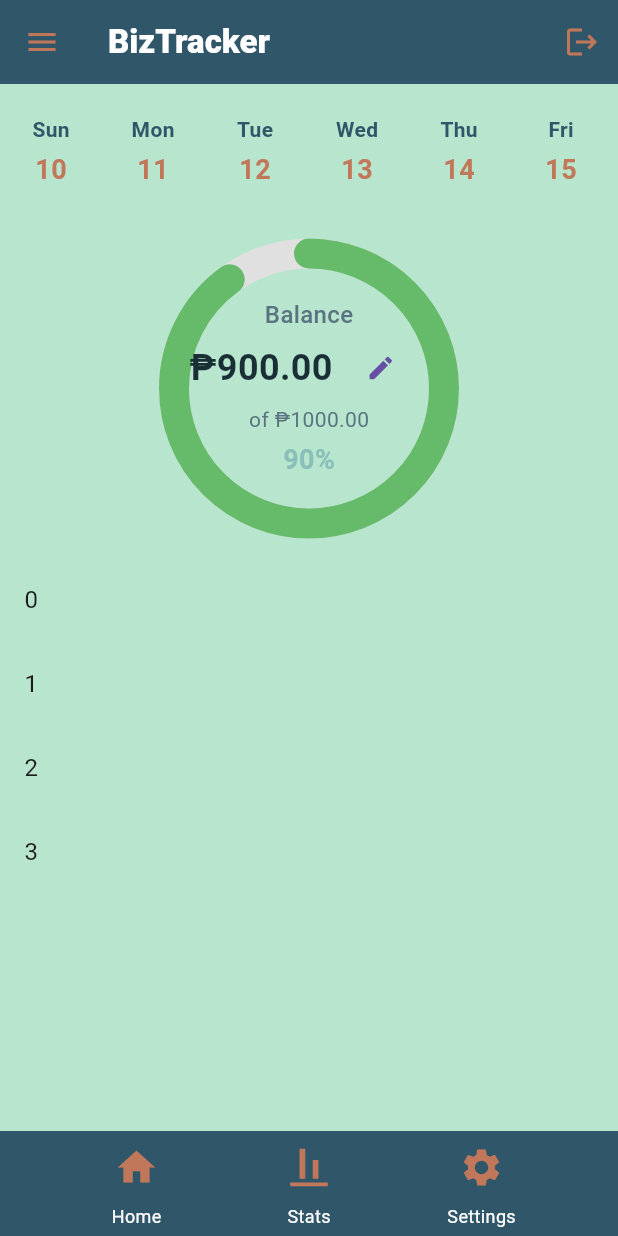
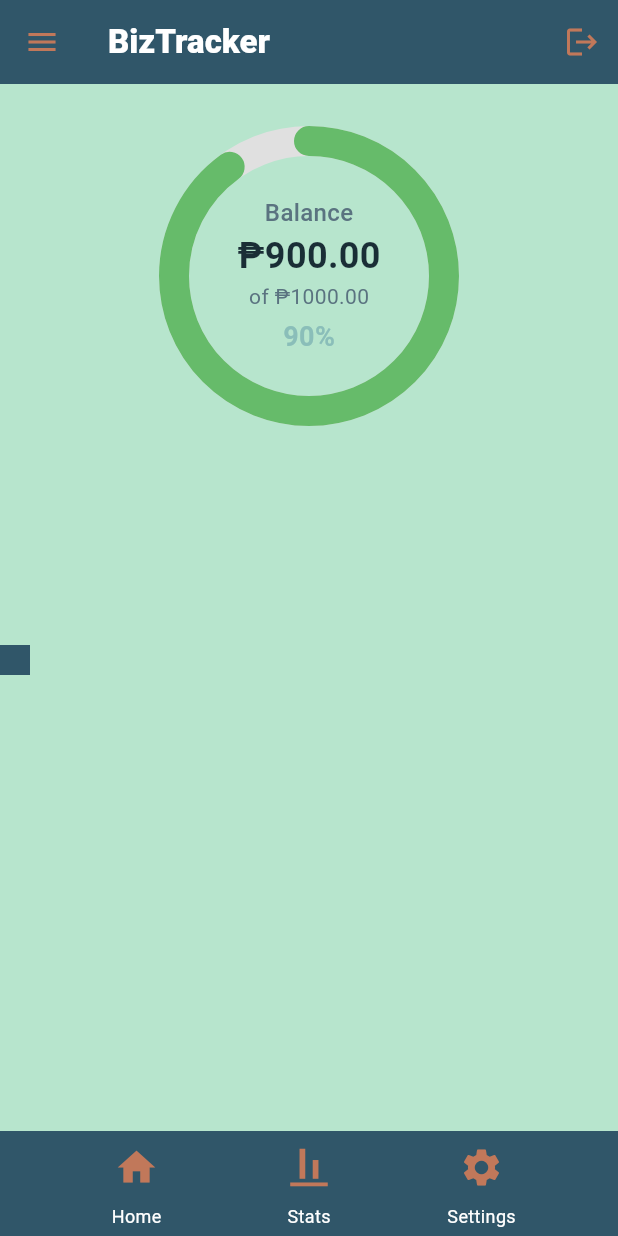
Before and after one commit to mmltcn/Mobile-App, a Flutter app: the screen it shows after launch, on a phone screen of 412 x 824 dp. Run offline on Flutter 3.47's test engine with Material 3 defaults, Android fonts, the phone set to English and light mode, and no system bars.

Commit message:
Clean Comments and Remove the calendar and the list

```diff
--- a/lib/home/circular_graph_balance_money.dart
+++ b/lib/home/circular_graph_balance_money.dart
@@ -1,16 +1,14 @@
 import 'package:flutter/material.dart';
 import 'dart:math' as math;
 
-/// Circular progress indicator showing money balance
-/// Like a loading bar that shows how much budget is used/remaining
 class CircularGraphBalanceMoney extends StatelessWidget {
-  final double currentAmount;    // Current spending/balance
-  final double totalAmount;      // Total budget/goal
-  final String label;            // Text to show in center (e.g., "Balance", "Budget")
-  final double size;             // Size of the circle
-  final double strokeWidth;      // Thickness of the circle
-  final Color progressColor;     // Color of the filled part
-  final Color backgroundColor;   // Color of the unfilled part
+  final double currentAmount;
+  final double totalAmount;
+  final String label;
+  final double size;
+  final double strokeWidth;
+  final Color progressColor;
+  final Color backgroundColor;
 
   const CircularGraphBalanceMoney({
     Key? key,
@@ -25,7 +23,7 @@ class CircularGraphBalanceMoney extends StatelessWidget {
 
   @override
   Widget build(BuildContext context) {
-    // Calculate percentage (0.0 to 1.0)
+
     double progress = totalAmount > 0 ? (currentAmount / totalAmount).clamp(0.0, 1.0) : 0.0;
 
     return SizedBox(
@@ -34,7 +32,7 @@ class CircularGraphBalanceMoney extends StatelessWidget {
       child: Stack(
         alignment: Alignment.center,
         children: [
-          // Custom painter for the circular progress
+
           CustomPaint(
             size: Size(size, size),
             painter: CircularProgressPainter(
@@ -44,8 +42,6 @@ class CircularGraphBalanceMoney extends StatelessWidget {
               backgroundColor: backgroundColor,
             ),
           ),
-
-          // Center text
           Column(
             mainAxisSize: MainAxisSize.min,
             children: [
@@ -68,15 +64,8 @@ class CircularGraphBalanceMoney extends StatelessWidget {
                         fontWeight: FontWeight.bold,
                       ),
                     ),
-                  SizedBox(
-                    child: TextButton(
-                      onPressed: (){},
-                      child: Icon(Icons.edit,size: 20.0)),
-                  ),
                 ]
               ),
-
-
               Text(
                 'of ₱${totalAmount.toStringAsFixed(2)}',
                 style: TextStyle(
@@ -101,7 +90,6 @@ class CircularGraphBalanceMoney extends StatelessWidget {
   }
 }
 
-/// Custom painter to draw the circular progress
 class CircularProgressPainter extends CustomPainter {
   final double progress;
   final double strokeWidth;
@@ -120,7 +108,7 @@ class CircularProgressPainter extends CustomPainter {
     final center = Offset(size.width / 2, size.height / 2);
     final radius = (size.width - strokeWidth) / 2;
 
-    // Draw background circle (gray unfilled part)
+
     final backgroundPaint = Paint()
       ..color = backgroundColor
       ..style = PaintingStyle.stroke
@@ -129,19 +117,19 @@ class CircularProgressPainter extends CustomPainter {
 
     canvas.drawCircle(center, radius, backgroundPaint);
 
-    // Draw progress arc (colored filled part)
+
     final progressPaint = Paint()
       ..color = Colors.green.shade400
       ..style = PaintingStyle.stroke
       ..strokeWidth = strokeWidth
       ..strokeCap = StrokeCap.round;
 
-    // Start from top (-90 degrees) and sweep clockwise
+
     final sweepAngle = 2 * math.pi * progress;
     canvas.drawArc(
       Rect.fromCircle(center: center, radius: radius),
-      -math.pi / 2,  // Start from top
-      sweepAngle,    // How much to fill
+      -math.pi / 2,
+      sweepAngle,
       false,
       progressPaint,
     );
--- a/lib/home/container_listview.dart
+++ b/lib/home/container_listview.dart
@@ -1,17 +1,21 @@
 import 'package:flutter/material.dart';
+import 'package:widgetdemo/color_palette/main_color_palette.dart';
 
 class ContainerListview extends StatelessWidget{
   const ContainerListview({super.key});
 
 @override
   Widget build(BuildContext context) {
-    return Container(
-      child: ListView.builder(
-        itemCount: 5,
-        itemBuilder: (context, index) => ListTile(
-          title: Text(index.toString()),
+    return Row(
+      children: [
+        Positioned(
+          child: Container(
+            height: 20,
+            width: 20,
+            color: AppColors.primary,
+          )
         )
-      ),
+      ],
     );
   }
 }
--- a/lib/home/home_page.dart
+++ b/lib/home/home_page.dart
@@ -3,7 +3,6 @@ import 'package:widgetdemo/color_palette/main_color_palette.dart';
 import 'package:widgetdemo/home/circular_graph_balance_money.dart';
 import 'package:widgetdemo/home/container_listview.dart';
 import 'bottomtab.dart';
-import 'horizontal_calendar.dart';
 
 class HomePage extends StatefulWidget {
   const HomePage({super.key});
@@ -39,15 +38,6 @@ class _HomePageState extends State<HomePage> {
       ),
       body: Column(
         children: [
-
-          HorizontalCalendar(
-            selectedDate: selectedDate,
-            onDateSelected: (date) {
-              setState(() => selectedDate = date);
-
-            },
-          ),
-
           Expanded(child: CircularGraphBalanceMoney(currentAmount: 900, totalAmount: 1000)),
           Expanded(child: ContainerListview(),),
           Expanded(child: Bottomtab()),
--- a/lib/home/horizontal_calendar.dart
+++ /dev/null
@@ -1,73 +0,0 @@
-import 'package:flutter/material.dart';
-import 'package:intl/intl.dart';
-import 'package:widgetdemo/color_palette/main_color_palette.dart';
-
-class HorizontalCalendar extends StatelessWidget {
-  final Function(DateTime) onDateSelected;
-  final DateTime selectedDate;
-
-  const HorizontalCalendar({
-    Key? key,
-    required this.onDateSelected,
-    required this.selectedDate,
-  }) : super(key: key);
-
-  List<DateTime> _generateDays() {
-    final today = DateTime.now();
-    return List.generate(
-      365 * 2, // 1 year backward + 1 year forward
-      (index) => today.subtract(Duration(days: 365)).add(Duration(days: index)),
-    );
-  }
-
-  @override
-  Widget build(BuildContext context) {
-    final days = _generateDays();
-
-    return SizedBox(
-      height: 90,
-      child: ListView.builder(
-        scrollDirection: Axis.horizontal,
-        itemCount: days.length,
-        itemBuilder: (context, index) {
-          final day = days[index];
-          final isSelected = DateUtils.isSameDay(day, selectedDate);
-
-          return GestureDetector(
-            onTap: () => onDateSelected(day),
-            child: Container(
-              width: 60,
-              margin: const EdgeInsets.symmetric(horizontal: 4, vertical: 10),
-              decoration: BoxDecoration(
-                color: isSelected ? AppColors.textInteractive : Colors.transparent,
-                borderRadius: BorderRadius.circular(12),
-              ),
-              child: Column(
-                mainAxisAlignment: MainAxisAlignment.center,
-                children: [
-                  Text(
-                    DateFormat('EEE').format(day), // Mon, Tue...
-                    style: TextStyle(
-                      color: isSelected ? AppColors.primary : AppColors.primary,
-                      fontSize: 14,
-                      fontWeight: FontWeight.w600
-                    ),
-                  ),
-                  const SizedBox(height: 4),
-                  Text(
-                    DateFormat('d').format(day),
-                    style: TextStyle(
-                      fontSize: 18,
-                      fontWeight: FontWeight.bold,
-                      color: isSelected ? AppColors.textLight : AppColors.accent,
-                    ),
-                  ),
-                ],
-              ),
-            ),
-          );
-        },
-      ),
-    );
-  }
-}
```
